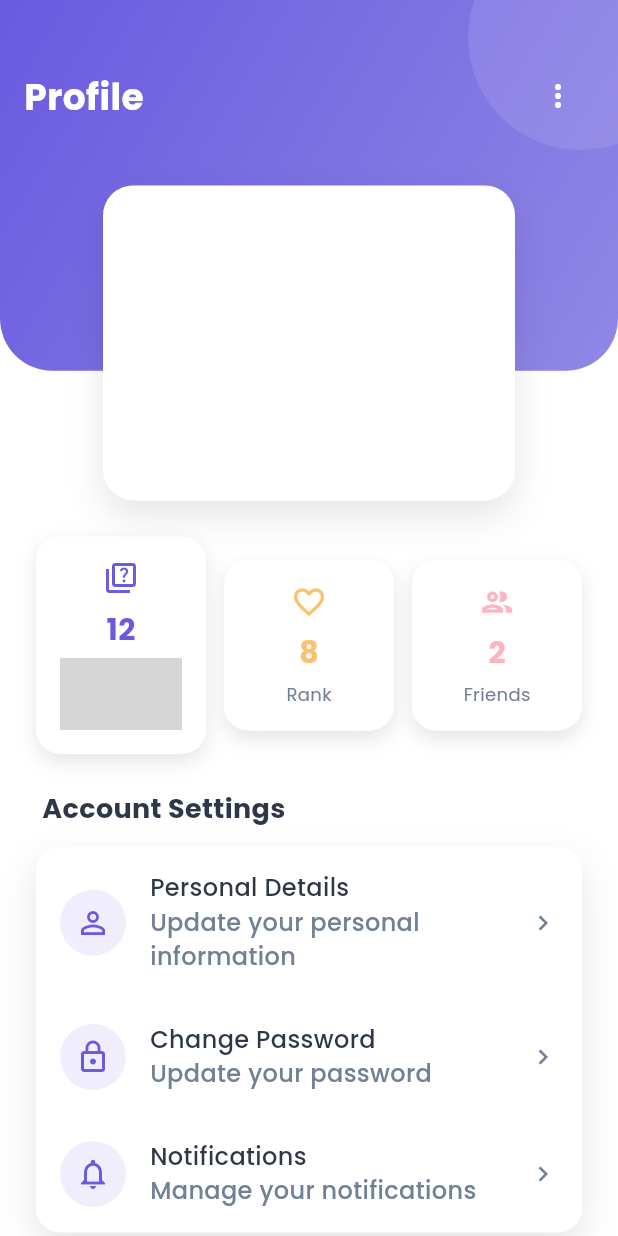
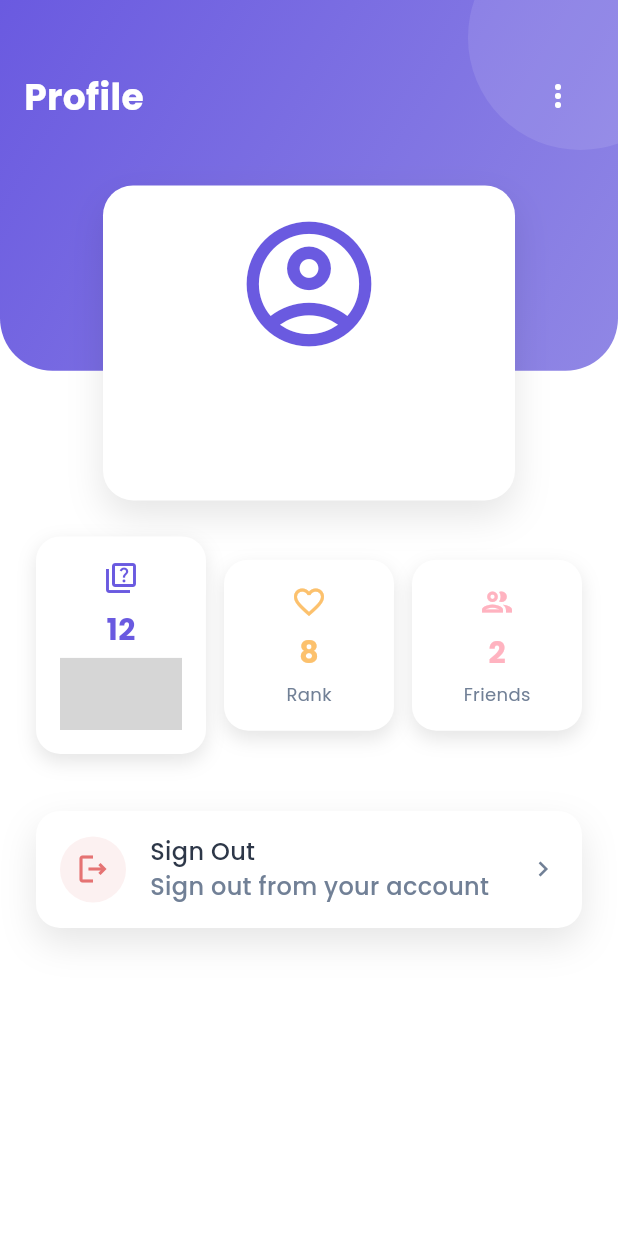
Before and after one commit to amherstiadoctor/eLaw, a Flutter app: the UserProfileScreen screen opened directly with empty values, on a phone screen of 412 x 824 dp. Run offline on Flutter 3.47's test engine with Material 3 defaults, Android fonts, the phone set to English and light mode, and no system bars; our stand-ins replace cloud_firestore, equatable, firebase_auth, firebase_core, flutter_animate, flutter_svg and 5 more; missing offline and left inert: text_marquee; accounts and stored records are empty; grey boxes are pictures that could not be loaded.

Commit message:
chore: remove unused comment, remove unused block of UI

```diff
--- a/lib/view/common/user_profile_screen.dart
+++ b/lib/view/common/user_profile_screen.dart
@@ -167,20 +167,6 @@ class _UserProfileScreenState extends State<UserProfileScreen> {
     await widget._authService.onSignOut();
   }
 
-  // Center(
-  //       child: ElevatedButton(
-  //         onPressed: () {
-  //           handleSignOut();
-  //           Navigator.of(context).pushAndRemoveUntil(
-  //             MaterialPageRoute(builder: (context) => SplashScreen()),
-  //             (Route<dynamic> route) => false,
-  //           );
-  //         },
-  //         style: ElevatedButton.styleFrom(backgroundColor: Colors.black),
-  //         child: const Text('Sign Out'),
-  //       ),
-  //     ),
-
   @override
   Widget build(BuildContext context) {
     return Scaffold(
@@ -264,12 +250,10 @@ class _UserProfileScreenState extends State<UserProfileScreen> {
                       ),
                       child: Column(
                         children: [
-                          Container(
-                            height: 100,
-                            width: 100,
-                            child: ClipRRect(
-                              borderRadius: BorderRadius.circular(50),
-                            ),
+                          Icon(
+                            Icons.account_circle_outlined,
+                            color: AppTheme.primary,
+                            size: 100,
                           ),
                           SizedBox(height: 16),
                           Text(
@@ -319,55 +303,13 @@ class _UserProfileScreenState extends State<UserProfileScreen> {
                         ],
                       ),
                     ),
-                    SizedBox(height: 24),
                     Padding(
                       padding: EdgeInsets.symmetric(horizontal: 24),
                       child: Column(
                         children: [
                           _buildSection(
-                            title: 'Account Settings',
+                            title: '',
                             items: [
-                              _buildMenuItem(
-                                icon: Icons.person_outline,
-                                title: 'Personal Details',
-                                subtitle: 'Update your personal information',
-                                onTap: () {},
-                                color: AppTheme.primary,
-                              ),
-                              _buildMenuItem(
-                                icon: Icons.lock_outline,
-                                title: 'Change Password',
-                                subtitle: 'Update your password',
-                                onTap: () {},
-                                color: AppTheme.primary,
-                              ),
-                              _buildMenuItem(
-                                icon: Icons.notifications_outlined,
-                                title: 'Notifications',
-                                subtitle: 'Manage your notifications',
-                                onTap: () {},
-                                color: AppTheme.primary,
-                              ),
-                            ],
-                          ),
-                          SizedBox(height: 15),
-                          _buildSection(
-                            title: 'More',
-                            items: [
-                              _buildMenuItem(
-                                icon: Icons.settings_outlined,
-                                title: 'Settings',
-                                subtitle: 'App preferences and settings',
-                                onTap: () {},
-                                color: AppTheme.secondary,
-                              ),
-                              _buildMenuItem(
-                                icon: Icons.help_outline,
-                                title: 'Help & Support',
-                                subtitle: 'Get help and contact us',
-                                onTap: () {},
-                                color: AppTheme.secondary,
-                              ),
                               _buildMenuItem(
                                 icon: Icons.logout_outlined,
                                 title: 'Sign Out',
```
